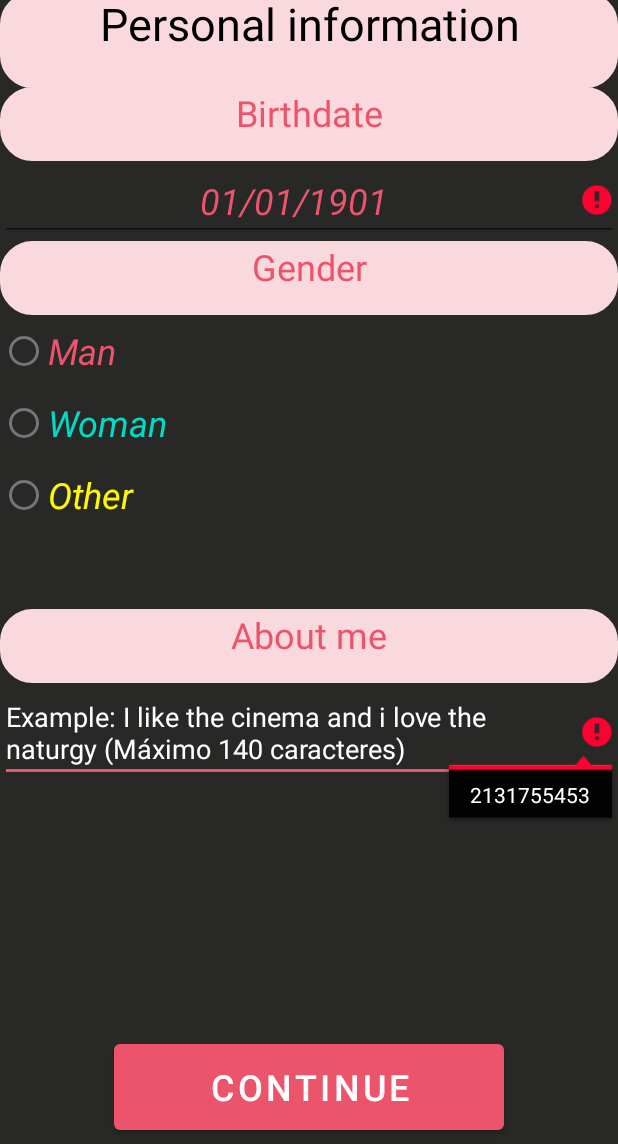
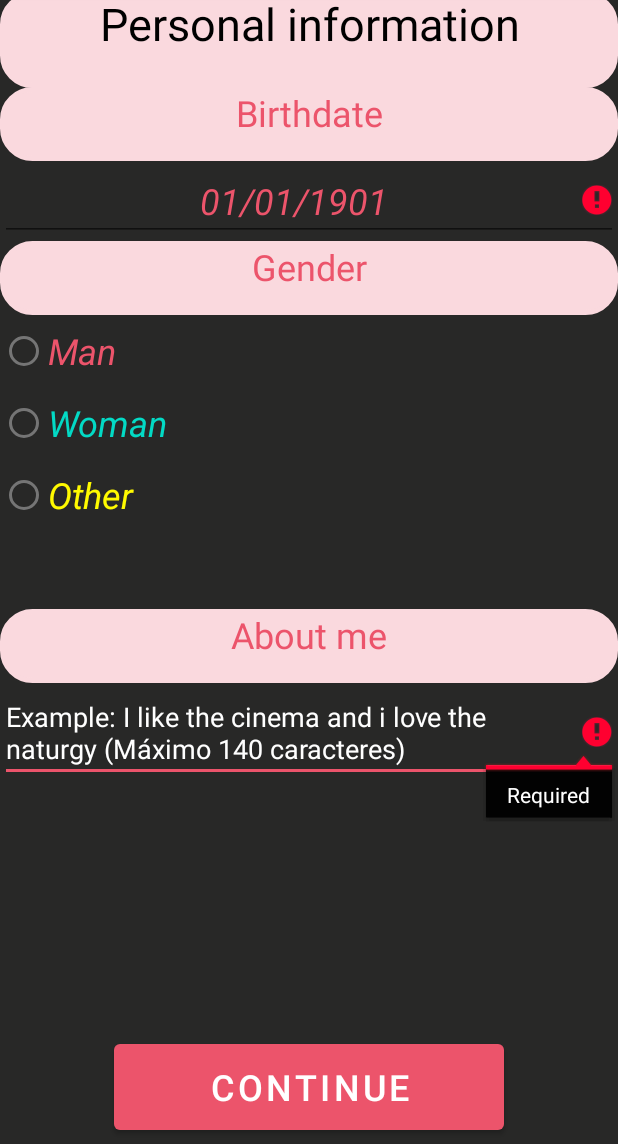
Before and after one commit to Jony8gf/JonathanGonzalezFragaPDM, an Android app: the MainActivity2_DatosPersonales screen opened directly, with no data from a screen before it, after a tap on "CONTINUE", on a phone screen of 412 x 824 dp, the part 92-1236 px from its top. Run offline under Robolectric (Android 15) with nearby library versions, the phone set to English and light mode, and no system bars.

Commit message:
Arreglo de bugs menores.

```diff
--- a/app/src/main/java/com/example/jonathangonzalezfragapdm/MainActivity.java
+++ b/app/src/main/java/com/example/jonathangonzalezfragapdm/MainActivity.java
@@ -89,8 +89,8 @@ public class MainActivity extends AppCompatActivity {
         mpMusica.release();
 
         //Intent intent = new Intent(this, MainActivity2_ReiniciarContrasena.class);
-        //Intent intent = new Intent(this, MainActivity2_Perfil.class);
-        Intent intent = new Intent(this, MainActivity2_ImagenesDePerfil.class);
+        Intent intent = new Intent(this, MainActivity2_Perfil.class);
+        //Intent intent = new Intent(this, MainActivity2_ImagenesDePerfil.class);
         startActivity(intent);
         //Finalizar Activity
         finish();
--- a/app/src/main/java/com/example/jonathangonzalezfragapdm/MainActivity2_DatosPersonales.java
+++ b/app/src/main/java/com/example/jonathangonzalezfragapdm/MainActivity2_DatosPersonales.java
@@ -147,13 +147,13 @@ public class MainActivity2_DatosPersonales extends AppCompatActivity {
 
         if(fecha.equals("")){
 
-            req = String.valueOf(R.string.requerido);
+            req = getString(R.string.requerido);
             et_fecha_nacimiento.setError(req);
 
         }
         if(descripcion.equals("")){
 
-            req = String.valueOf(R.string.requerido);
+            req = getString(R.string.requerido);
             et_descipcion.setError(req);
 
         }
--- a/app/src/main/java/com/example/jonathangonzalezfragapdm/MainActivity_SlotMachine.java
+++ b/app/src/main/java/com/example/jonathangonzalezfragapdm/MainActivity_SlotMachine.java
@@ -160,7 +160,7 @@ public class MainActivity_SlotMachine extends AppCompatActivity {
                         @Override
                         public void onDataChange(@NonNull DataSnapshot snapshot) {
                             Usuario user = snapshot.getValue(Usuario.class);
-                            auxDiamond = snapshot.child("correo").getValue().toString();
+                            //auxDiamond = snapshot.child("correo").getValue().toString();
                             //walletDiamond = Integer.parseInt(auxDiamond);
                             tvDiamantes.setText("0");
                         }
--- a/app/src/main/res/layout/activity_main_activity2__registro.xml
+++ b/app/src/main/res/layout/activity_main_activity2__registro.xml
@@ -36,7 +36,6 @@
                 android:textColor="@color/white"
                 android:textColorHighlight="@color/pink"
                 android:textColorHint="@color/pink"
-                android:background="@drawable/redondear_textview"
                 android:textSize="24sp" />
 
             <EditText
```
Also changed, not shown: app/src/main/java/com/example/jonathangonzalezfragapdm/MainActivity2_Registro.java (+9 -0 lines).
